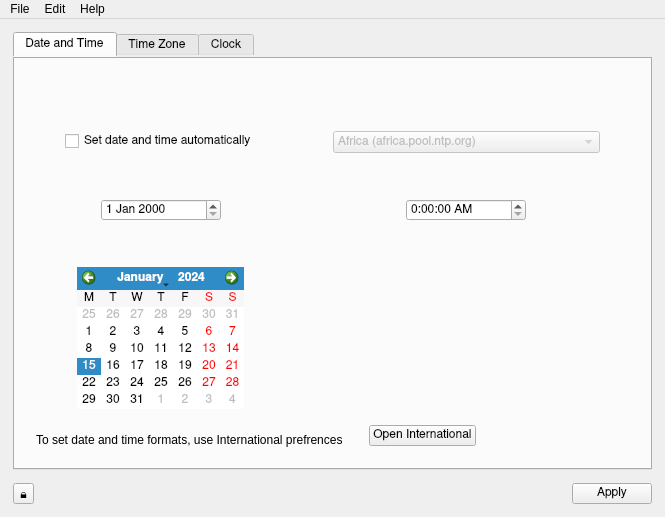
First picture: the form in Under Construction/Date and Time.app/Resources/date_and_time.ui, repository helloSystem/Utilities, before the edit.
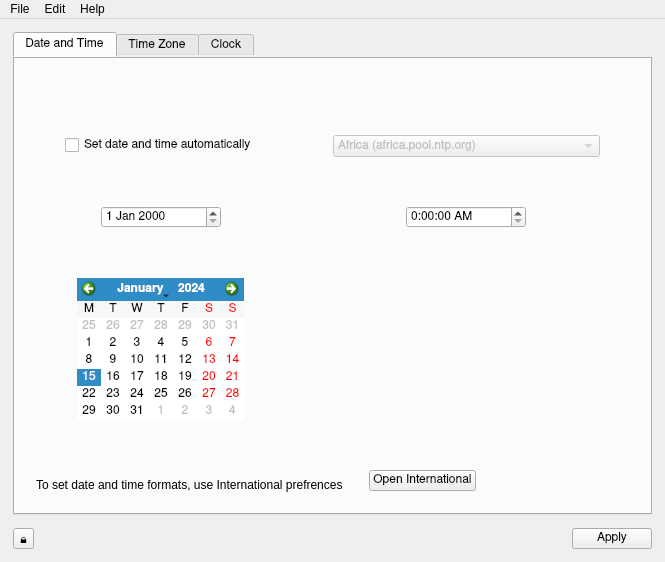
Second picture: the form after the edit. Icons and pictures are not drawn. Custom widgets are drawn as their Qt base class.

Commit message: Better Clock widget optimisation

```diff
--- a/Under Construction/Date and Time.app/Resources/date_and_time.ui
+++ b/Under Construction/Date and Time.app/Resources/date_and_time.ui
@@ -7,7 +7,7 @@
     <x>0</x>
     <y>0</y>
     <width>665</width>
-    <height>517</height>
+    <height>562</height>
    </rect>
   </property>
   <property name="sizePolicy">
```
The commit also changes 1 other file.
